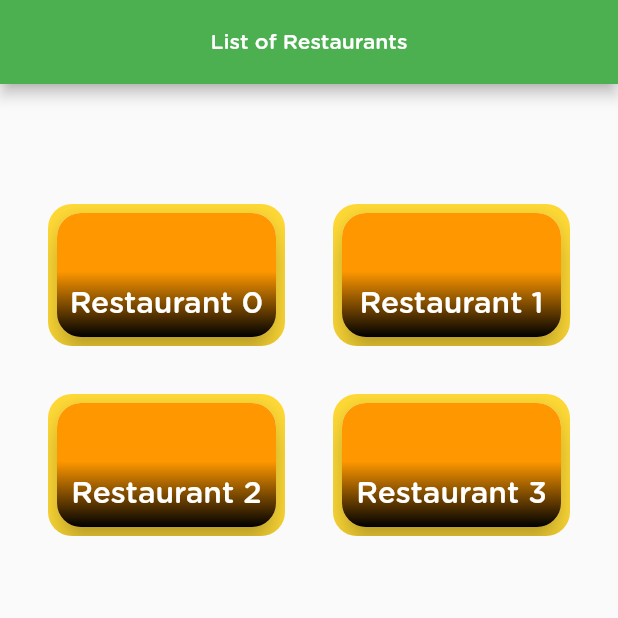
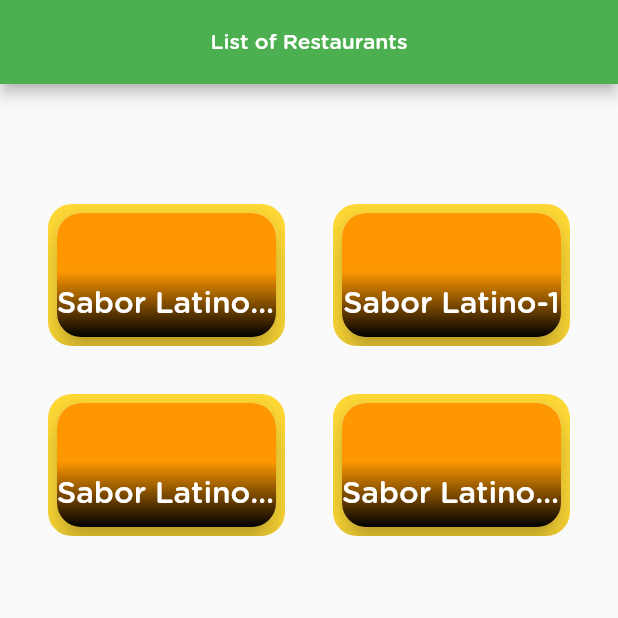
Before and after one commit to selecky/quandoo_challenge, a Flutter app: the screen it shows after launch, on a phone screen of 412 x 824 dp, the top half of it. Run offline on Flutter 3.47's test engine with Material 2 defaults, Android fonts, the phone set to English and light mode, and no system bars; our stand-ins replace equatable, flutter_bloc.

Commit message:
7 - pub names real

```diff
--- a/lib/detail.dart
+++ b/lib/detail.dart
@@ -32,7 +32,7 @@ class _DetailState extends State<Detail> {
           builder: (context, state) {
             if (state is StatePubsLoadSuccess) {
               return Center(
-                child: Text(state.selectedPub?.name ?? "No item selected"),
+                child: Text(state.selectedPub?.name ?? Strings.noItemSelected),
               );
             } else {
               return Container();
--- a/lib/master.dart
+++ b/lib/master.dart
@@ -51,12 +51,11 @@ class _MasterState extends State<Master> {
                     child: MyRestaurantCard(
                       onTap: () {
                         _bloc.add(EventPubSelect(_pubList[index]));
-                        print('Clicked ' + index.toString());
                         if (MediaQuery.of(context).size.height > MediaQuery.of(context).size.width) {
                           Navigator.push(context,  MaterialPageRoute(builder: (context) => Detail()));
                         }
                       },
-                      name: 'Restaurant ' + index.toString(),
+                      name: _pubList[index].name,
                     ),
                   );
                 });
--- a/lib/strings.dart
+++ b/lib/strings.dart
@@ -6,6 +6,6 @@ class Strings {
   static String pubList = 'List of Restaurants';
   static String pubDetail = 'Restaurant detail';
   static String errorLoadingPubs = 'Error during loading of restaurants';
-
+  static String noItemSelected = 'No item selected';
 
 }
```
